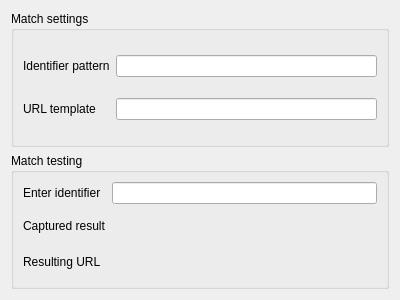
rhabacker/alkimia, file src/alkpayeelinkswidget.ui: the form before one commit.
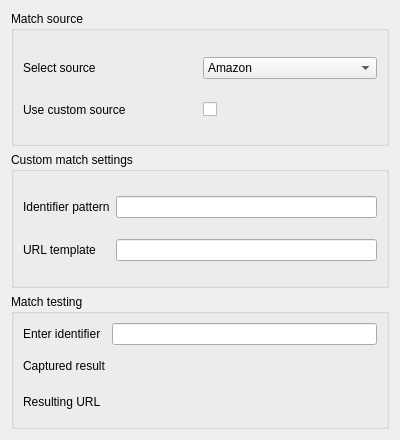
The form after the commit.

Commit message: Add Match source group box

```diff
--- a/src/alkpayeelinkswidget.ui
+++ b/src/alkpayeelinkswidget.ui
@@ -7,17 +7,56 @@
     <x>0</x>
     <y>0</y>
     <width>400</width>
-    <height>300</height>
+    <height>440</height>
    </rect>
   </property>
   <property name="windowTitle">
    <string>Form</string>
   </property>
-  <layout class="QGridLayout" name="gridLayout">
-   <item row="0" column="0">
-    <widget class="QGroupBox" name="groupBox">
+  <layout class="QVBoxLayout" name="verticalLayout">
+   <item>
+    <widget class="QGroupBox" name="groupBox_3">
      <property name="title">
-      <string>Match settings</string>
+      <string>Match source</string>
+     </property>
+     <layout class="QGridLayout" name="gridLayout_4">
+      <item row="0" column="1">
+       <widget class="QComboBox" name="m_payeeLinkSource">
+        <item>
+         <property name="text">
+          <string>Amazon</string>
+         </property>
+        </item>
+       </widget>
+      </item>
+      <item row="0" column="0">
+       <widget class="QLabel" name="label_6">
+        <property name="text">
+         <string>Select source</string>
+        </property>
+       </widget>
+      </item>
+      <item row="1" column="1">
+       <widget class="QCheckBox" name="m_useCustomSource">
+        <property name="text">
+         <string/>
+        </property>
+       </widget>
+      </item>
+      <item row="1" column="0">
+       <widget class="QLabel" name="label_7">
+        <property name="text">
+         <string>Use custom source</string>
+        </property>
+       </widget>
+      </item>
+     </layout>
+    </widget>
+   </item>
+   <item>
+    <widget class="QGroupBox" name="m_customMatchSettings">
+     <property name="title">
+      <string>Custom match settings</string>
      </property>
      <layout class="QGridLayout" name="gridLayout_2">
       <item row="0" column="0">
@@ -43,7 +82,7 @@
      </layout>
     </widget>
    </item>
-   <item row="1" column="0">
+   <item>
     <widget class="QGroupBox" name="groupBox_2">
      <property name="title">
       <string>Match testing</string>
```
Left out of the diff: 25 changed lines with no effect on the pictures.
